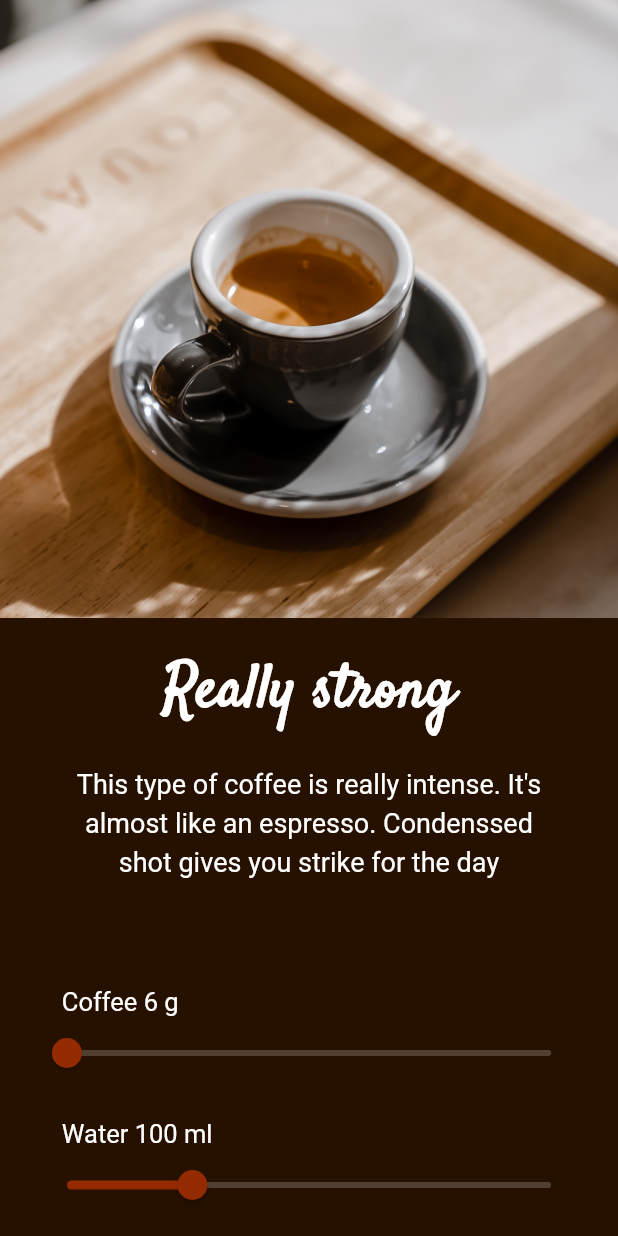
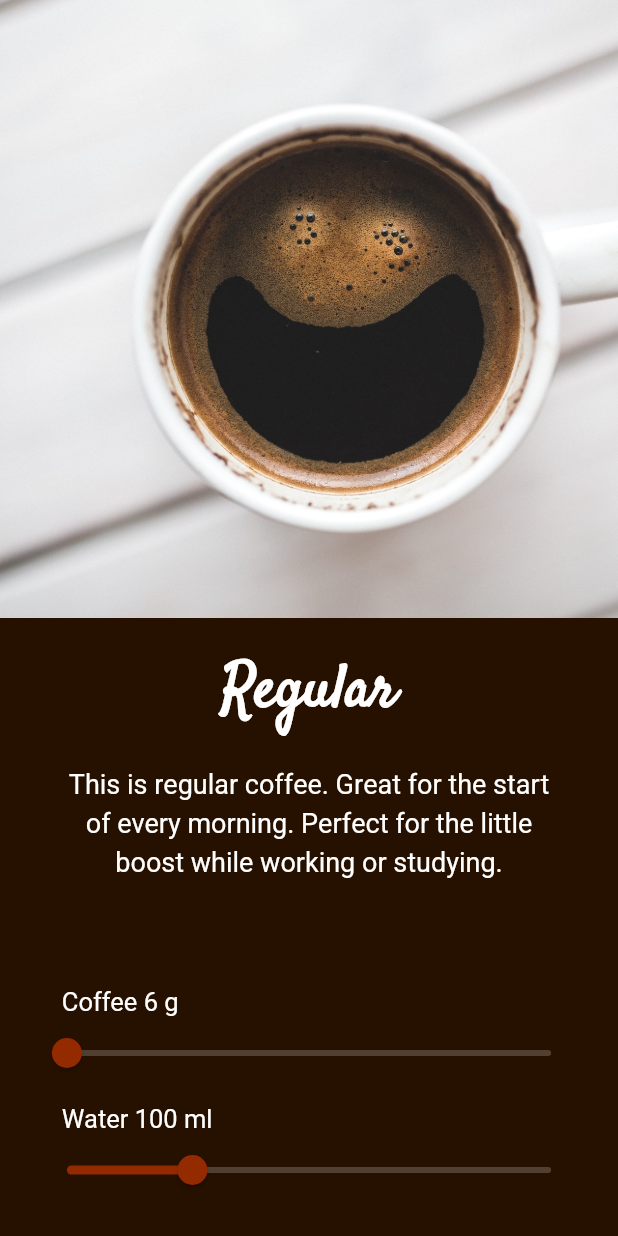
Before and after one commit to gal0wsky/Cofftenser, a Flutter app: the screen it shows after launch, after a tap on "Calculate", on a phone screen of 412 x 824 dp. Run offline on Flutter 3.47's test engine with Material 2 defaults, Android fonts, the phone set to English and light mode, and no system bars; our stand-ins replace get, hooks_riverpod.

Commit message:
Adding images for intensities, adding intensities descriptions in .json file; implementing CoffeeDescription class and its controller; adding intensities and auto update of information --> 07.04.2023

```diff
--- /dev/null
+++ b/lib/controllers/coffee_description_controller.dart
@@ -0,0 +1,27 @@
+import 'dart:convert';
+import 'package:cofftenser/models/coffee_description.dart';
+import 'package:flutter/services.dart';
+import 'package:get/get.dart';
+
+class CoffeeDescriptionController extends GetxController {
+  static RxList<CoffeeDescription> descriptions = <CoffeeDescription>[].obs;
+
+  CoffeeDescriptionController._();
+
+  static Future<bool> loadDescriptionsFromFile() async {
+    final String descriptionsJson = await rootBundle.loadString('resources/descriptions.json');
+
+    if (descriptionsJson.isEmpty) {
+      return false;
+    }
+
+    final decodedDescriptions = json.decode(descriptionsJson);
+
+    for (final item in decodedDescriptions) {
+      final description = CoffeeDescription.fromJson(item);
+      descriptions.add(description);
+    }
+
+    return descriptions.isNotEmpty;
+  }
+}
--- a/lib/controllers/coffee_intensity_controller.dart
+++ b/lib/controllers/coffee_intensity_controller.dart
@@ -1,6 +1,10 @@
-import 'package:get/state_manager.dart';
+import 'package:cofftenser/controllers/coffee_description_controller.dart';
+import 'package:cofftenser/models/intensity.dart';
+import 'package:get/get.dart';
 
 class CoffeeIntensityController extends GetxController {
+  final Rx<Intensity> _intensity = Intensity.regular.obs;
+
   final coffee = 6.0.obs;
   final minCoffee = 6.0.obs;
   final maxCoffee = 30.0.obs;
@@ -9,9 +13,18 @@ class CoffeeIntensityController extends GetxController {
   final minWater = 30.0.obs;
   final maxWater = 300.0.obs;
 
-  final intensityCategory = "Really strong".obs;
-  final intensityDescription = "This type of coffee is really intense. It's almost like an espresso. Condenssed shot gives you strike for the day".obs;
-  final picture = 'assets/reallyStrongCoffee.png'.obs;
+  final intensityCategory = "Regular".obs;
+  final intensityDescription = "This is regular coffee. Great for the start of every morning. Perfect for the little boost while working or studying.".obs;
+  final picture = 'assets/regular.png'.obs;
+
+  CoffeeIntensityController() {
+    intensityCategory(Intensity.regular.name.capitalize);
+
+    final descriptionContent = CoffeeDescriptionController.descriptions[_intensity.value.index].content;
+    intensityDescription(descriptionContent);
+
+    picture('assets/${_intensity.value.name}.png');
+  }
 
   void changeCoffeeAmount(double newCoffeeAmount) {
     coffee(newCoffeeAmount);
@@ -37,7 +50,74 @@ class CoffeeIntensityController extends GetxController {
     maxWater(newAmount);
   }
 
-  void calculateIntensity() {
-    // TODO: Calculate new coffee intensity, change category, desc & image
+  void updateInformation() {
+    _intensity(_calculateIntensity());
+
+    _updatePicturePath();
+    _updateCategory();
+    _updateDescription();
+  }
+
+  Intensity _calculateIntensity() {
+    final coffeeToWaterRatio = coffee.value / water.value;
+    Intensity intensity = Intensity.regular;
+
+    if (coffeeToWaterRatio <= 1/19) {
+      intensity = Intensity.superLight;
+    }
+    else if (coffeeToWaterRatio <=  1/18) {
+      intensity = Intensity.light;
+    }
+    else if (coffeeToWaterRatio <= 1/16) {
+      intensity = Intensity.regular;
+    }
+    else if (coffeeToWaterRatio <= 1/15) {
+      intensity = Intensity.strong;
+    }
+    else if (coffeeToWaterRatio <= 1/14) {
+      intensity = Intensity.reallyStrong;
+    }
+    else {
+      intensity = Intensity.dangerous;
+    }
+
+    return intensity;
+  }
+
+  void _updatePicturePath() {
+    picture('assets/${_intensity.value.name}.png');
+  }
+
+  void _updateCategory() {
+    String newCategory = "Regular";
+
+    switch (_intensity.value) {
+      case Intensity.superLight:
+        newCategory = "Super light";
+        break;
+      case Intensity.light:
+        newCategory = "Light";
+        break;
+      case Intensity.regular:
+        newCategory = "Regular";
+        break;
+      case Intensity.strong:
+        newCategory = "Strong";
+        break;
+      case Intensity.reallyStrong:
+        newCategory = "Really strong";
+        break;
+      case Intensity.dangerous:
+        newCategory = "Dangerous";
+        break;
+    }
+
+    intensityCategory(newCategory);
+  }
+
+  void _updateDescription() {
+    String newDescription = CoffeeDescriptionController.descriptions[_intensity.value.index].content;
+
+    intensityDescription(newDescription);
   }
 }
--- /dev/null
+++ b/lib/models/intensity.dart
@@ -0,0 +1,27 @@
+enum Intensity {
+  superLight,
+  light,
+  regular,
+  strong,
+  reallyStrong,
+  dangerous
+}
+
+extension IntensityExtension on Intensity {
+  String get name {
+    switch (this) {
+      case Intensity.superLight:
+        return "reallyLight";
+      case Intensity.light:
+        return "light";
+      case Intensity.regular:
+        return "regular";
+      case Intensity.strong:
+        return "strong";
+      case Intensity.reallyStrong:
+        return "reallyStrong";
+      case Intensity.dangerous:
+        return "dangerous";
+    }
+  }
+}
--- a/lib/pages/home_page.dart
+++ b/lib/pages/home_page.dart
@@ -1,3 +1,4 @@
+import 'package:cofftenser/controllers/coffee_description_controller.dart';
 import 'package:cofftenser/pages/intensity_calculator_page.dart';
 import 'package:flutter/material.dart';
 import 'package:get/get.dart';
@@ -81,8 +82,27 @@ class HomePage extends StatelessWidget {
                                 )
                               ),
                         ),
-                        onPressed: () {
-                          Get.to(const IntensityCalculatorPage());
+                        onPressed: () async {
+                          final areDescriptionsLoaded = await CoffeeDescriptionController.loadDescriptionsFromFile();
+                          if (areDescriptionsLoaded) {
+                            Get.to(const IntensityCalculatorPage());
+                          }
+                          else {
+                            Get.defaultDialog(
+                              title: "Something went wrong",
+                              middleText: "We can't open the intensity calculator. Please restart the app and try again.",
+                              backgroundColor: const Color.fromARGB(255, 38, 16, 0),
+                              titleStyle: const TextStyle(
+                                fontFamily: "Heebo",
+                                fontSize: 24,
+                                fontWeight: FontWeight.bold
+                              ),
+                              middleTextStyle: const TextStyle(
+                                fontFamily: "Heebo",
+                                fontSize: 20
+                              ),
+                            );
+                          }
                         },
                         child: const Text(
                           "Calculate",
--- a/lib/pages/intensity_calculator_page.dart
+++ b/lib/pages/intensity_calculator_page.dart
@@ -17,7 +17,11 @@ class IntensityCalculatorPage extends StatelessWidget {
             crossAxisAlignment: CrossAxisAlignment.center,
             children: [
               // Image depending of intensity
-              Image(image: AssetImage(controller.picture.string)),
+              Image(image: AssetImage(controller.picture.string),
+                height: MediaQuery.of(context).size.height * 0.5,
+                // width: MediaQuery.of(context).size.width,
+                fit: BoxFit.fitHeight,
+              ),
               // How intense coffee is
               Container(
                 margin: const EdgeInsets.symmetric(vertical: 20),
@@ -44,7 +48,7 @@ class IntensityCalculatorPage extends StatelessWidget {
                 ),
               ),
               Container(
-                margin: const EdgeInsets.symmetric(vertical: 60),
+                margin: const EdgeInsets.only(top: 60),
                 child: Column(
                   children: [
                     // How much coffee user wants
@@ -71,7 +75,7 @@ class IntensityCalculatorPage extends StatelessWidget {
                               activeColor: const Color.fromARGB(255, 148, 42, 0),
                               onChanged: (value) {
                                 controller.changeCoffeeAmount(value);
-                                controller.calculateIntensity();
+                                controller.updateInformation();
                               },
                             ),
                           )
@@ -80,7 +84,7 @@ class IntensityCalculatorPage extends StatelessWidget {
                     ),
                     // How much water user wants
                     Container(
-                      margin: const EdgeInsets.symmetric(vertical: 10),
+                      margin: const EdgeInsets.only(bottom: 10),
                       child: Column(
                         children: [
                           SizedBox(
@@ -101,7 +105,7 @@ class IntensityCalculatorPage extends StatelessWidget {
                               activeColor: const Color.fromARGB(255, 148, 42, 0),
                               onChanged: (value) {
                                 controller.changeWaterAmount(value);
-                                controller.calculateIntensity();
+                                controller.updateInformation();
                               },
                             ),
                           )
--- a/pubspec.yaml
+++ b/pubspec.yaml
@@ -29,6 +29,7 @@ flutter:
   assets:
     - assets/
     - fonts/
+    - resources/
     # - images/a_dot_burr.jpeg
   #   - images/a_dot_ham.jpeg
   # An image asset can refer to one or more resolution-specific "variants", see
--- /dev/null
+++ b/resources/descriptions.json
@@ -0,0 +1,26 @@
+[
+    {
+        "intensityName": "reallyLight",
+        "content": "Those proportions won't give you great taste and intensity. We highly suggest to add more coffee or water, so you can really enjoy your drink."
+    },
+    {
+        "intensityName": "light",
+        "content": "This type of coffee might not give you a kick. It's great for meetings with friends and family. Perfect to just enjoy the time."
+    },
+    {
+        "intensityName": "regular",
+        "content": "This is regular coffee. Great for the start of every morning. Perfect for the little boost while working or studying."
+    },
+    {
+        "intensityName": "strong",
+        "content": "This type of coffee is really intense. It's almost like an espresso. Condensed shot gives you the energy for the day."
+    },
+    {
+        "intensityName": "reallyStrong",
+        "content": "Espresso type of coffee. Intense taste. Gives a good kick. Not recomended to begginers."
+    },
+    {
+        "intensityName": "dangerous",
+        "content": "Those proportions may be DANGEROUS for you. DO NOT drink this type of coffee."
+    }
+]
```
Also changed, not shown: lib/models/coffee_description.dart (added, +20 -0 lines), assets/dangerous.png (added), assets/light.png (added), assets/reallyStrong.png (renamed from assets/reallyStrongCoffee.png), assets/regular.png (added), 2 other files.
